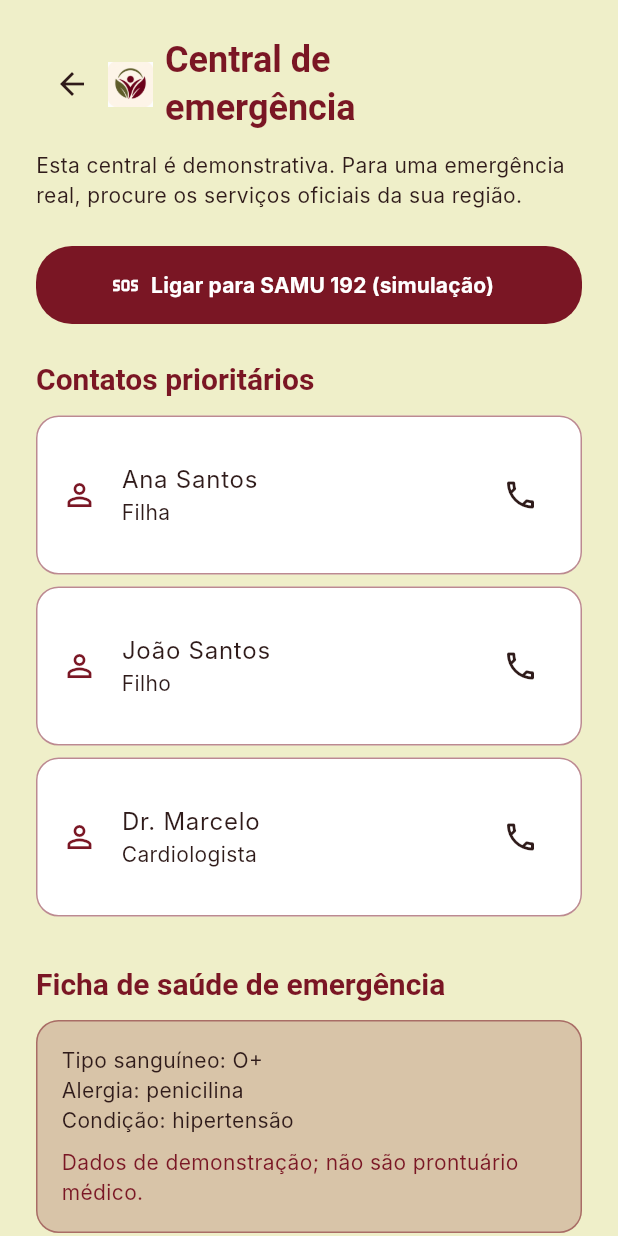
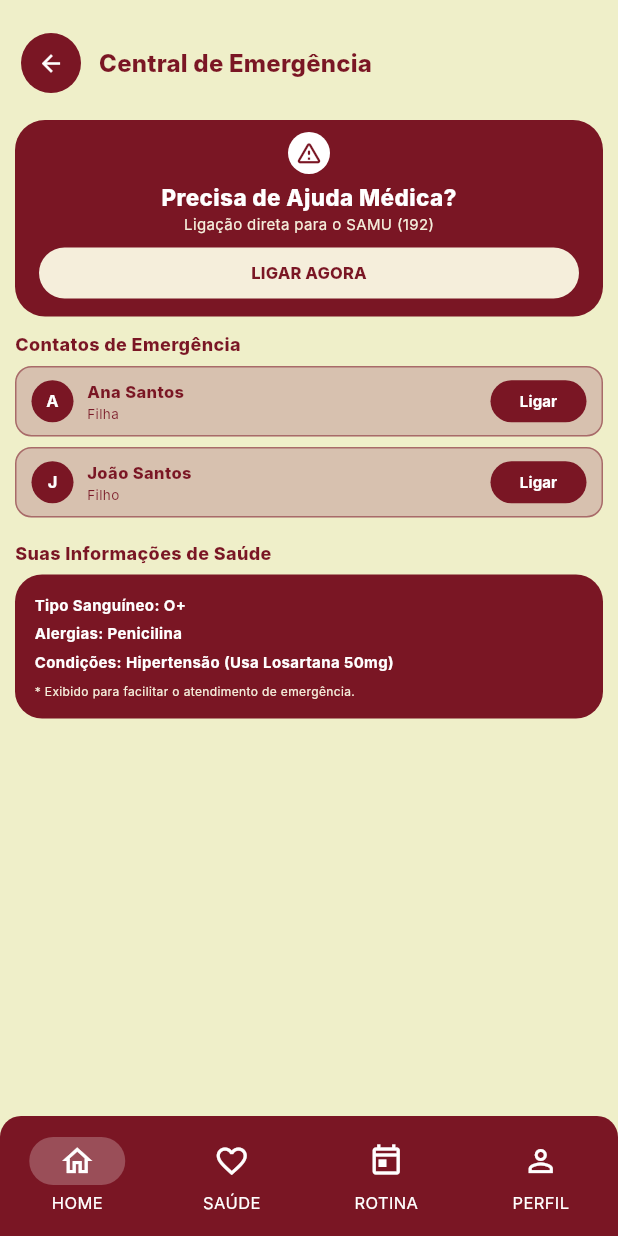
Before and after one commit to vinicius-pascoal/kuideapp, a Flutter app: the EmergencyScreen screen opened by its route, on a phone screen of 412 x 824 dp. Run offline on Flutter 3.47's test engine with Material 3 defaults, Android fonts, the phone set to English and light mode, and no system bars; our stand-ins replace flutter_riverpod, go_router; Roboto replaces fonts that are missing (Inter, Source Serif Pro).

Commit message:
sos update

```diff
--- a/lib/features/emergency/presentation/emergency_screen.dart
+++ b/lib/features/emergency/presentation/emergency_screen.dart
@@ -6,94 +6,102 @@ import '../../../app/theme/app_colors.dart';
 import '../../../app/theme/app_spacing.dart';
 import '../../../features/contacts/domain/contact.dart';
 import '../../../features/contacts/presentation/contact_provider.dart';
-import '../../../shared/widgets/app_buttons.dart';
-import '../../../shared/widgets/app_card.dart';
-import '../../../shared/widgets/app_header.dart';
+import '../../../features/profile/presentation/profile_provider.dart';
+import '../../../features/profile/domain/profile.dart';
+import '../../../shared/widgets/app_bottom_nav_bar.dart';
 
 class EmergencyScreen extends ConsumerWidget {
   const EmergencyScreen({super.key});
 
   @override
   Widget build(BuildContext context, WidgetRef ref) {
-    final contacts = ref
-        .watch(contactsProvider)
-        .where(
-          (contact) =>
-              contact.category == ContactCategory.family ||
-              contact.category == ContactCategory.doctor,
-        )
-        .toList();
-
+    final contacts = ref.watch(contactsProvider).where((contact) => contact.category == ContactCategory.family || contact.category == ContactCategory.doctor).take(2).toList();
+    final profile = ref.watch(profileProvider);
     return Scaffold(
+      bottomNavigationBar: AppBottomNavBar(
+        currentIndex: 0,
+        onDestinationSelected: (index) => context.go(['/home', '/health', '/routine', '/profile'][index]),
+      ),
       body: SafeArea(
         child: ListView(
-          padding: const EdgeInsets.all(AppSpacing.lg),
+          padding: const EdgeInsets.fromLTRB(10, 18, 10, AppSpacing.lg),
           children: [
-            AppHeader(
-              title: 'Central de emergência',
-              onBack: () => context.pop(),
-            ),
-            const SizedBox(height: AppSpacing.sm),
-            const Text(
-              'Esta central é demonstrativa. Para uma emergência real, procure os serviços oficiais da sua região.',
-            ),
-            const SizedBox(height: AppSpacing.lg),
-            PrimaryButton(
-              label: 'Ligar para SAMU 192 (simulação)',
-              icon: Icons.sos,
-              onPressed: () => context.push('/mock-call/samu'),
-            ),
-            const SizedBox(height: AppSpacing.lg),
-            Text(
-              'Contatos prioritários',
-              style: Theme.of(context).textTheme.titleLarge,
-            ),
-            const SizedBox(height: AppSpacing.sm),
-            for (final contact in contacts)
-              Padding(
-                padding: const EdgeInsets.only(bottom: AppSpacing.xs),
-                child: AppCard(
-                  tint: false,
-                  child: ListTile(
-                    contentPadding: EdgeInsets.zero,
-                    leading: const Icon(
-                      Icons.person_outline,
-                      color: AppColors.wine,
-                    ),
-                    title: Text(contact.name),
-                    subtitle: Text(contact.relationship),
-                    trailing: IconButton(
-                      onPressed: () => context.push('/mock-call/${contact.id}'),
-                      tooltip: 'Chamada simulada para ${contact.name}',
-                      icon: const Icon(Icons.call_outlined),
-                    ),
-                  ),
-                ),
-              ),
-            const SizedBox(height: AppSpacing.lg),
-            Text(
-              'Ficha de saúde de emergência',
-              style: Theme.of(context).textTheme.titleLarge,
-            ),
-            const SizedBox(height: AppSpacing.sm),
-            const AppCard(
-              child: Column(
-                crossAxisAlignment: CrossAxisAlignment.start,
-                children: [
-                  Text('Tipo sanguíneo: O+'),
-                  Text('Alergia: penicilina'),
-                  Text('Condição: hipertensão'),
-                  SizedBox(height: AppSpacing.xs),
-                  Text(
-                    'Dados de demonstração; não são prontuário médico.',
-                    style: TextStyle(color: AppColors.wine),
-                  ),
-                ],
-              ),
-            ),
+            Row(children: [IconButton.filled(onPressed: () => context.pop(), style: IconButton.styleFrom(backgroundColor: AppColors.wine, foregroundColor: AppColors.white), icon: const Icon(Icons.arrow_back, size: 18)), const SizedBox(width: 8), Text('Central de Emergência', style: Theme.of(context).textTheme.titleMedium?.copyWith(color: AppColors.wine, fontWeight: FontWeight.w800))]),
+            const SizedBox(height: 14),
+            _SamuCard(onCall: () => context.push('/mock-call/samu')),
+            const SizedBox(height: 10),
+            const _EmergencyHeading('Contatos de Emergência'),
+            const SizedBox(height: 6),
+            for (final contact in contacts) Padding(padding: const EdgeInsets.only(bottom: 7), child: _EmergencyContact(contact: contact, onCall: () => context.push('/mock-call/${contact.id}'))),
+            const SizedBox(height: 8),
+            const _EmergencyHeading('Suas Informações de Saúde'),
+            const SizedBox(height: 6),
+            _HealthSummary(profile: profile),
           ],
         ),
       ),
     );
   }
 }
+
+class _SamuCard extends StatelessWidget {
+  const _SamuCard({required this.onCall});
+  final VoidCallback onCall;
+  @override
+  Widget build(BuildContext context) => Container(
+    padding: const EdgeInsets.fromLTRB(16, 8, 16, 12),
+    decoration: BoxDecoration(color: AppColors.wine, borderRadius: BorderRadius.circular(20)),
+    child: Column(children: [
+      const CircleAvatar(radius: 14, backgroundColor: AppColors.white, foregroundColor: AppColors.wine, child: Icon(Icons.warning_amber_rounded, size: 19)),
+      const SizedBox(height: 5),
+      const Text('Precisa de Ajuda Médica?', style: TextStyle(color: AppColors.white, fontSize: 15, fontWeight: FontWeight.w800)),
+      const Text('Ligação direta para o SAMU (192)', style: TextStyle(color: AppColors.lightText, fontSize: 10)),
+      const SizedBox(height: 9),
+      SizedBox(width: double.infinity, height: 34, child: FilledButton(onPressed: onCall, style: FilledButton.styleFrom(backgroundColor: AppColors.lightText, foregroundColor: AppColors.wine), child: const Text('LIGAR AGORA', style: TextStyle(fontSize: 11, fontWeight: FontWeight.w800)))),
+    ]),
+  );
+}
+
+class _EmergencyHeading extends StatelessWidget {
+  const _EmergencyHeading(this.text); final String text;
+  @override Widget build(BuildContext context) => Text(text, style: const TextStyle(color: AppColors.wine, fontSize: 12, fontWeight: FontWeight.w800));
+}
+
+class _EmergencyContact extends StatelessWidget {
+  const _EmergencyContact({required this.contact, required this.onCall});
+  final Contact contact; final VoidCallback onCall;
+  @override
+  Widget build(BuildContext context) => Container(
+    height: 47, padding: const EdgeInsets.symmetric(horizontal: 10), decoration: BoxDecoration(color: AppColors.formField, border: Border.all(color: AppColors.cardBorder), borderRadius: BorderRadius.circular(11)),
+    child: Row(children: [
+      CircleAvatar(radius: 14, backgroundColor: AppColors.wine, foregroundColor: AppColors.white, child: Text(contact.name.substring(0, 1), style: const TextStyle(fontSize: 11))),
+      const SizedBox(width: 9), Expanded(child: Column(mainAxisAlignment: MainAxisAlignment.center, crossAxisAlignment: CrossAxisAlignment.start, children: [Text(contact.name, style: const TextStyle(color: AppColors.wine, fontSize: 11, fontWeight: FontWeight.w800)), Text(contact.relationship, style: const TextStyle(color: AppColors.wineText, fontSize: 9))])),
+      SizedBox(
+        height: 28,
+        child: FilledButton(
+          onPressed: onCall,
+          style: FilledButton.styleFrom(
+            backgroundColor: AppColors.wine,
+            foregroundColor: AppColors.white,
+            padding: const EdgeInsets.symmetric(horizontal: 16),
+          ),
+          child: const Text('Ligar', style: TextStyle(fontSize: 10, fontWeight: FontWeight.w700)),
+        ),
+      ),
+    ]),
+  );
+}
+
+class _HealthSummary extends StatelessWidget {
+  const _HealthSummary({required this.profile}); final UserProfile profile;
+  @override
+  Widget build(BuildContext context) => Container(
+    padding: const EdgeInsets.all(13), decoration: BoxDecoration(color: AppColors.wine, borderRadius: BorderRadius.circular(18)),
+    child: Column(crossAxisAlignment: CrossAxisAlignment.start, children: [
+      Text('Tipo Sanguíneo: ${profile.bloodType}', style: const TextStyle(color: AppColors.white, fontSize: 10, fontWeight: FontWeight.w700)),
+      const SizedBox(height: 5), Text('Alergias: ${profile.allergies}', style: const TextStyle(color: AppColors.white, fontSize: 10, fontWeight: FontWeight.w700)),
+      const SizedBox(height: 5), const Text('Condições: Hipertensão (Usa Losartana 50mg)', style: TextStyle(color: AppColors.white, fontSize: 10, fontWeight: FontWeight.w700)),
+      const SizedBox(height: 7), const Text('* Exibido para facilitar o atendimento de emergência.', style: TextStyle(color: AppColors.lightText, fontSize: 8)),
+    ]),
+  );
+}
```
